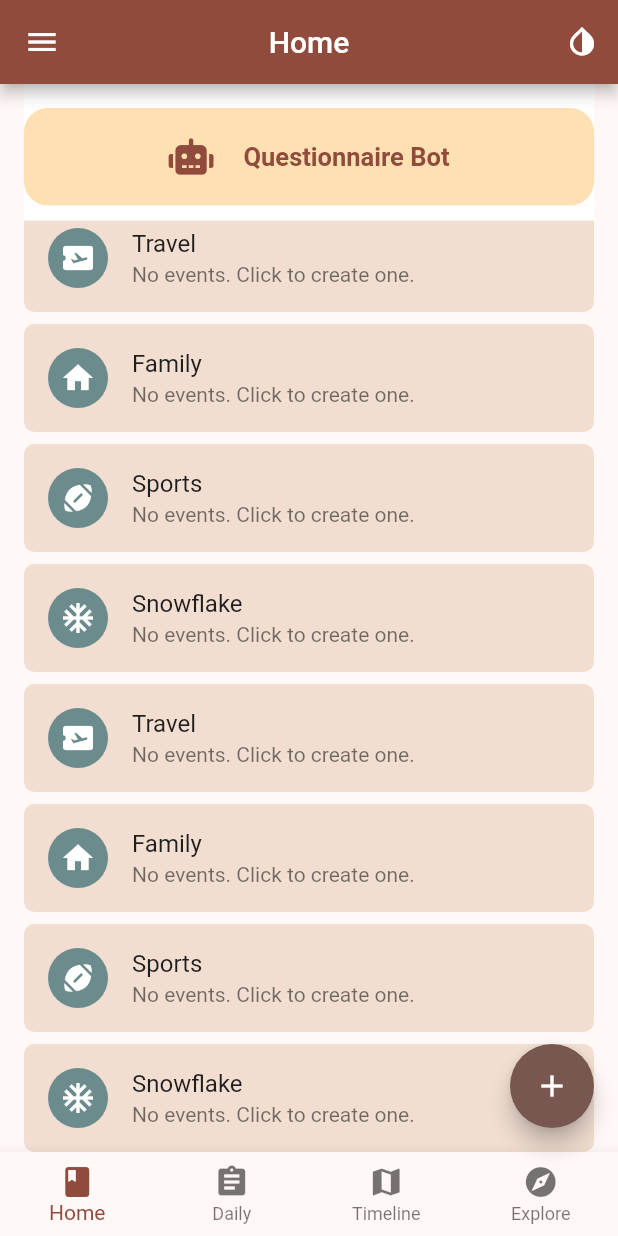
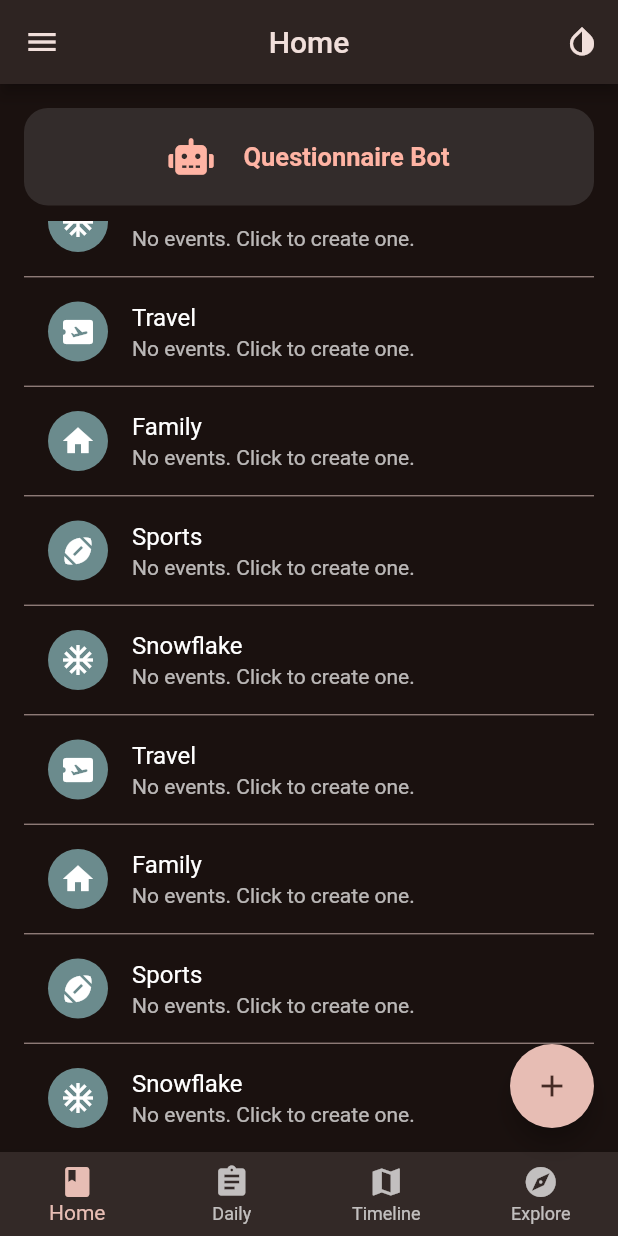
Before and after one commit to What-the-Flutter/WTF-Lab-2, a Flutter app: the screen it shows after launch, scrolled down 334 dp, after a tap on the "invert colors on" icon, on a phone screen of 412 x 824 dp. Run offline on Flutter 3.47's test engine with Material 2 defaults, Android fonts, the phone set to English and light mode, and no system bars; our stand-ins replace font_awesome_flutter.

Commit message:
dark theme added, code refactored

```diff
--- a/236800258/lib/entities/task.dart
+++ b/236800258/lib/entities/group.dart
@@ -1,11 +1,11 @@
 
 import 'package:flutter/material.dart';
 
-class Task {
+class Group {
   final Icon icon;
   final String title;
 
-  Task({
+  Group({
     required this.icon,
     required this.title,
   });
--- a/236800258/lib/my_app.dart
+++ b/236800258/lib/my_app.dart
@@ -1,17 +1,27 @@
 import 'package:flutter/material.dart';
-
 
 import 'navigation/app_navigation.dart';
 import 'navigation/route_names.dart';
-import 'utils/theme.dart';
+import 'utils/theme/theme_inherit.dart';
 
 class MyApp extends StatelessWidget {
   const MyApp({Key? key}) : super(key: key);
 
   @override
   Widget build(BuildContext context) {
+    return const AppThemeProvider(
+      child: MyMaterialApp(),
+    );
+  }
+}
+
+class MyMaterialApp extends StatelessWidget {
+  const MyMaterialApp({Key? key}) : super(key: key);
+
+  @override
+  Widget build(BuildContext context) {
     return MaterialApp(
-      theme: AppTheme.lightTheme,
+      theme: ThemeInherit.of(context).themeData,
       routes: AppNavigation.routes,
       onGenerateRoute: AppNavigation.onGenerateRoute,
       initialRoute: RouteNames.mainScreen,
--- a/236800258/lib/navigation/app_navigation.dart
+++ b/236800258/lib/navigation/app_navigation.dart
@@ -10,11 +10,11 @@ class AppNavigation {
   };
 
   static Route<Object> onGenerateRoute(RouteSettings settings) {
-    if (settings.name == RouteNames.messagesScreen) {
+    if (settings.name == RouteNames.eventsScreen) {
       final arguments = settings.arguments;
-      final taskTitle = arguments is String ? arguments : '';
+      final groupTitle = arguments is String ? arguments : '';
       return MaterialPageRoute(
-        builder: (context) => EventsScreen(title: taskTitle),
+        builder: (context) => EventsScreen(title: groupTitle),
       );
     } else {
       return MaterialPageRoute(
--- a/236800258/lib/navigation/route_names.dart
+++ b/236800258/lib/navigation/route_names.dart
@@ -1,4 +1,4 @@
 abstract class RouteNames {
   static const mainScreen = 'main_screen';
-  static const messagesScreen = 'messages_screen';
+  static const eventsScreen = 'events_screen';
 }
--- a/236800258/lib/ui/screens/events_screen.dart
+++ b/236800258/lib/ui/screens/events_screen.dart
@@ -33,7 +33,7 @@ class _EventsScreenState extends State<EventsScreen> {
       ),
       body: EventsScreenBody(
         isFavoriteShown: _isFavoriteShown,
-        taskName: widget.title,
+        groupName: widget.title,
       ),
     );
   }
--- a/236800258/lib/ui/screens/home_screen.dart
+++ b/236800258/lib/ui/screens/home_screen.dart
@@ -1,7 +1,7 @@
 import 'package:flutter/material.dart';
 
 import '../widgets/home_screen_widgets/bot_chat_button.dart';
-import '../widgets/home_screen_widgets/tasks_list.dart';
+import '../widgets/home_screen_widgets/groups_list.dart';
 
 class HomeScreen extends StatelessWidget {
   const HomeScreen({Key? key}) : super(key: key);
@@ -13,8 +13,13 @@ class HomeScreen extends StatelessWidget {
       child: Column(
         children: [
           const BotChatButton(),
-          Container(height: 10, color: Colors.white),
-          TasksList(),
+          Container(
+            height: 10,
+            color: Theme.of(context).brightness == Brightness.light
+                ? Colors.white
+                : null,
+          ),
+          GroupsList(),
         ],
       ),
     );
--- a/236800258/lib/ui/screens/main_screen.dart
+++ b/236800258/lib/ui/screens/main_screen.dart
@@ -1,5 +1,6 @@
 import 'package:flutter/material.dart';
 
+import '../../utils/theme/theme_inherit.dart';
 import '../widgets/main_screen_widgets/main_screen_body.dart';
 import '../widgets/main_screen_widgets/main_screen_bottom_bar.dart';
 
@@ -31,7 +32,11 @@ class _MainScreenState extends State<MainScreen> {
         centerTitle: true,
         actions: [
           IconButton(
-            onPressed: () {},
+            onPressed: () {
+              setState(() {
+                ThemeInherit.of(context).changeTheme();
+              });
+            },
             icon: const Icon(Icons.invert_colors),
           ),
         ],
--- a/236800258/lib/ui/widgets/events_screen_widgets/events_screen_body.dart
+++ b/236800258/lib/ui/widgets/events_screen_widgets/events_screen_body.dart
@@ -8,11 +8,11 @@ import 'page_introduction.dart';
 
 class EventsScreenBody extends StatefulWidget {
   final bool isFavoriteShown;
-  final String taskName;
+  final String groupName;
   EventsScreenBody({
     Key? key,
     required this.isFavoriteShown,
-    required this.taskName,
+    required this.groupName,
   }) : super(key: key);
 
   @override
@@ -59,7 +59,7 @@ class _EventsScreenBodyState extends State<EventsScreenBody> {
     final controller = TextEditingController();
     return Column(
       children: [
-        if (_events.isEmpty) PageIntroduction(taskName: widget.taskName),
+        if (_events.isEmpty) PageIntroduction(groupName: widget.groupName),
         if (selectedEvents.isNotEmpty)
           DeleteEventsButton(
             deleteEvents: deleteEvents,
--- a/236800258/lib/ui/widgets/events_screen_widgets/list_item.dart
+++ b/236800258/lib/ui/widgets/events_screen_widgets/list_item.dart
@@ -49,8 +49,8 @@ class _ListItemState extends State<ListItem> {
             decoration: BoxDecoration(
               borderRadius: BorderRadius.circular(12),
               color: isRight
-                  ? CustomColors.rightMessageColor
-                  : CustomColors.leftMessageColor,
+                  ? CustomColors.rightEventColor
+                  : CustomColors.leftEventColor,
             ),
             padding: const EdgeInsets.all(14),
             child: Column(
--- a/236800258/lib/ui/widgets/events_screen_widgets/page_introduction.dart
+++ b/236800258/lib/ui/widgets/events_screen_widgets/page_introduction.dart
@@ -1,9 +1,9 @@
 import 'package:flutter/material.dart';
 
 class PageIntroduction extends StatelessWidget {
-  final String taskName;
+  final String groupName;
 
-  const PageIntroduction({Key? key, required this.taskName}) : super(key: key);
+  const PageIntroduction({Key? key, required this.groupName}) : super(key: key);
 
   @override
   Widget build(BuildContext context) {
@@ -17,13 +17,13 @@ class PageIntroduction extends StatelessWidget {
       child: Column(
         children: [
           Text(
-            'This is the page where you can track everything about "$taskName".',
+            'This is the page where you can track everything about "$groupName".',
             style:
                 Theme.of(context).textTheme.headline5?.copyWith(fontSize: 22),
           ),
           const SizedBox(height: 10),
           Text(
-            'Add your first event to "$taskName" page by entering some text in the text box below and hitting the send button. Long tap the send button to align the event in the opposite direction. Tap on the favorite icon on the top right corner to show the favorite events only.',
+            'Add your first event to "$groupName" page by entering some text in the text box below and hitting the send button. Long tap the send button to align the event in the opposite direction. Tap on the favorite icon on the top right corner to show the favorite events only.',
             style: Theme.of(context).textTheme.subtitle1,
           ),
         ],
--- a/236800258/lib/ui/widgets/home_screen_widgets/bot_chat_button.dart
+++ b/236800258/lib/ui/widgets/home_screen_widgets/bot_chat_button.dart
@@ -10,11 +10,15 @@ class BotChatButton extends StatelessWidget {
   Widget build(BuildContext context) {
     return Container(
       padding: const EdgeInsets.only(top: 16),
-      color: Colors.white,
+      color: Theme.of(context).brightness == Brightness.light
+          ? Colors.white
+          : null,
       child: TextButton(
         onPressed: () {},
         style: TextButton.styleFrom(
-          backgroundColor: CustomColors.botChatButtonColor,
+          backgroundColor: Theme.of(context).brightness == Brightness.light
+              ? CustomColors.botChatButtonColor
+              : CustomColors.darkBotChatButtonColor,
           minimumSize: const Size(double.infinity, 65),
           shape: RoundedRectangleBorder(
             borderRadius: BorderRadius.circular(16),
--- a/236800258/lib/ui/widgets/home_screen_widgets/tasks_list.dart
+++ b/236800258/lib/ui/widgets/home_screen_widgets/groups_list.dart
@@ -1,41 +1,43 @@
 import 'package:flutter/material.dart';
 
-import '../../../entities/task.dart';
+import '../../../entities/group.dart';
 import '../../../navigation/route_names.dart';
 import '../../../utils/constants/colors.dart';
 
-class TasksList extends StatelessWidget {
-  TasksList({Key? key}) : super(key: key);
+class GroupsList extends StatelessWidget {
+  GroupsList({Key? key}) : super(key: key);
 
-  final List<Task> _tasks = [
-    Task(icon: const Icon(Icons.airplane_ticket), title: 'Travel'),
-    Task(icon: const Icon(Icons.home), title: 'Family'),
-    Task(icon: const Icon(Icons.sports_football), title: 'Sports'),
-    Task(icon: const Icon(Icons.ac_unit), title: 'Snowflake'),
-    Task(icon: const Icon(Icons.airplane_ticket), title: 'Travel'),
-    Task(icon: const Icon(Icons.home), title: 'Family'),
-    Task(icon: const Icon(Icons.sports_football), title: 'Sports'),
-    Task(icon: const Icon(Icons.ac_unit), title: 'Snowflake'),
-    Task(icon: const Icon(Icons.airplane_ticket), title: 'Travel'),
-    Task(icon: const Icon(Icons.home), title: 'Family'),
-    Task(icon: const Icon(Icons.sports_football), title: 'Sports'),
-    Task(icon: const Icon(Icons.ac_unit), title: 'Snowflake'),
+  final List<Group> _groups = [
+    Group(icon: const Icon(Icons.airplane_ticket), title: 'Travel'),
+    Group(icon: const Icon(Icons.home), title: 'Family'),
+    Group(icon: const Icon(Icons.sports_football), title: 'Sports'),
+    Group(icon: const Icon(Icons.ac_unit), title: 'Snowflake'),
+    Group(icon: const Icon(Icons.airplane_ticket), title: 'Travel'),
+    Group(icon: const Icon(Icons.home), title: 'Family'),
+    Group(icon: const Icon(Icons.sports_football), title: 'Sports'),
+    Group(icon: const Icon(Icons.ac_unit), title: 'Snowflake'),
+    Group(icon: const Icon(Icons.airplane_ticket), title: 'Travel'),
+    Group(icon: const Icon(Icons.home), title: 'Family'),
+    Group(icon: const Icon(Icons.sports_football), title: 'Sports'),
+    Group(icon: const Icon(Icons.ac_unit), title: 'Snowflake'),
   ];
 
   @override
   Widget build(BuildContext context) {
     return Expanded(
       child: ListView.separated(
-        itemCount: _tasks.length,
+        itemCount: _groups.length,
         itemBuilder: (context, i) {
           return _createListItem(
-            itemIcon: _tasks[i].icon,
-            itemName: _tasks[i].title,
+            itemIcon: _groups[i].icon,
+            itemName: _groups[i].title,
             context: context,
           );
         },
         separatorBuilder: (context, i) {
-          return const SizedBox(height: 8);
+          return Theme.of(context).brightness == Brightness.dark
+              ? const Divider(height: 1, thickness: 0.8)
+              : const SizedBox(height: 8);
         },
       ),
     );
@@ -88,7 +90,7 @@ Widget _createListItem({
         subtitle: const Text('No events. Click to create one.'),
         onTap: () {
           Navigator.of(context).pushNamed(
-            RouteNames.messagesScreen,
+            RouteNames.eventsScreen,
             arguments: itemName,
           );
         },
--- a/236800258/lib/utils/constants/colors.dart
+++ b/236800258/lib/utils/constants/colors.dart
@@ -6,7 +6,8 @@ class CustomColors {
   static const onListTileHovered = Color(0xFFFFF9C4);
   static const primaryDarkColor = Color(0xFF6B8B8D);
   static const botChatButtonColor = Color(0xFFFFE0B2);
-  static const leftMessageColor = Color(0x79FFD079);
-  static const rightMessageColor = Color(0x7A4EEAF5);
+  static const darkBotChatButtonColor = Color(0xFF332c2b);
+  static const leftEventColor = Color(0x79FFD079);
+  static const rightEventColor = Color(0x7A4EEAF5);
   static const lightIconColor = Color(0xFF743912);
 }
--- a/236800258/lib/utils/theme.dart
+++ b/236800258/lib/utils/theme/app_theme.dart
@@ -1,6 +1,6 @@
 import 'package:flutter/material.dart';
 
-import 'constants/colors.dart';
+import '../constants/colors.dart';
 
 class AppTheme {
   static final lightTheme = ThemeData(
@@ -18,4 +18,19 @@ class AppTheme {
     ),
     iconTheme: const IconThemeData(color: CustomColors.lightIconColor),
   );
+
+  static final darkTheme = ThemeData(
+    brightness: Brightness.dark,
+    colorSchemeSeed: CustomColors.primaryColor,
+    listTileTheme: ListTileThemeData(
+      shape: RoundedRectangleBorder(
+        borderRadius: BorderRadius.circular(7),
+      ),
+    ),
+    primaryColorDark: CustomColors.primaryDarkColor,
+    textTheme: const TextTheme(
+      bodyLarge: TextStyle(fontSize: 16, fontWeight: FontWeight.normal),
+    ),
+    iconTheme: const IconThemeData(color: CustomColors.lightIconColor),
+  );
 }
--- /dev/null
+++ b/236800258/lib/utils/theme/theme_inherit.dart
@@ -0,0 +1,56 @@
+import 'package:flutter/material.dart';
+
+import 'app_theme.dart';
+
+class ThemeInherit extends InheritedWidget {
+  final ThemeData themeData;
+  final AppThemeProviderState state;
+
+  ThemeInherit({
+    Key? key,
+    required Widget child,
+    required this.themeData,
+    required this.state,
+  }) : super(key: key, child: child);
+
+  static AppThemeProviderState of(BuildContext context) =>
+      context.dependOnInheritedWidgetOfExactType<ThemeInherit>()!.state;
+
+  @override
+  bool updateShouldNotify(ThemeInherit oldWidget) => true;
+}
+
+class AppThemeProvider extends StatefulWidget {
+  final Widget child;
+
+  const AppThemeProvider({
+    Key? key,
+    required this.child,
+  }) : super(key: key);
+
+  @override
+  AppThemeProviderState createState() => AppThemeProviderState();
+}
+
+class AppThemeProviderState extends State<AppThemeProvider> {
+  ThemeData themeData = AppTheme.lightTheme;
+
+  void changeTheme() {
+    setState(() {
+      if (themeData == AppTheme.lightTheme) {
+        themeData = AppTheme.darkTheme;
+      } else {
+        themeData = AppTheme.lightTheme;
+      }
+    });
+  }
+
+  @override
+  Widget build(BuildContext context) {
+    return ThemeInherit(
+      themeData: themeData,
+      child: widget.child,
+      state: this,
+    );
+  }
+}
```
Also changed, not shown: 236800258/lib/ui/screens/create_new_group_screen.dart (added).
